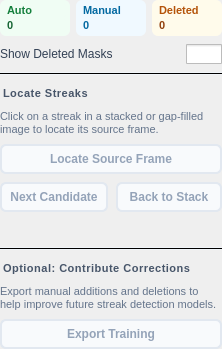
Before: the Qt Designer form src/startrails/ui/step_review_detections.ui in gkyle/startrails, drawn with Qt 5.
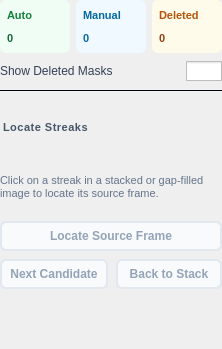
After: the same form once the commit is applied. Icons and pictures are not drawn. Custom widgets are drawn as their Qt base class.

Commit message: enable training contributions (#26)

The edit to the form file:
```diff
--- a/src/startrails/ui/step_review_detections.ui
+++ b/src/startrails/ui/step_review_detections.ui
@@ -402,84 +402,6 @@
      </property>
     </widget>
    </item>
-   <item>
-    <widget class="QFrame" name="sep1">
-     <property name="styleSheet">
-      <string notr="true">background-color: #f1f5f9;
-max-height: 1px;</string>
-     </property>
-     <property name="frameShape">
-      <enum>QFrame::Shape::HLine</enum>
-     </property>
-    </widget>
-   </item>
-   <item>
-    <widget class="QLabel" name="contributeHeading">
-     <property name="styleSheet">
-      <string notr="true">font-size: 11px;
-font-weight: 600;
-color: #475569;
-text-transform: uppercase;
-letter-spacing: 0.5px;
-margin-top: 2px;</string>
-     </property>
-     <property name="text">
-      <string>Optional: Contribute Corrections</string>
-     </property>
-    </widget>
-   </item>
-   <item>
-    <widget class="QLabel" name="contributeHint">
-     <property name="styleSheet">
-      <string notr="true">font-size: 11px;
-color: #64748b;
-line-height: 1.3;</string>
-     </property>
-     <property name="text">
-      <string>Export manual additions and deletions to help improve future streak detection models.</string>
-     </property>
-     <property name="wordWrap">
-      <bool>true</bool>
-     </property>
-    </widget>
-   </item>
-   <item>
-    <widget class="QPushButton" name="training">
-     <property name="enabled">
-      <bool>false</bool>
-     </property>
-     <property name="cursor">
-      <cursorShape>PointingHandCursor</cursorShape>
-     </property>
-     <property name="toolTip">
-      <string>Requires manually added or deleted streak masks.</string>
-     </property>
-     <property name="styleSheet">
-      <string notr="true">QPushButton#training {
-    background-color: #ffffff;
-    color: #1e293b;
-    border: 2px solid #cbd5e1;
-    border-radius: 6px;
-    padding: 6px 12px;
-    font-weight: 500;
-    font-size: 12px;
-}
-QPushButton#training:hover {
-    background-color: #f1f5f9;
-    border-color: #94a3b8;
-}
-QPushButton#training:disabled {
-    background-color: #f8fafc;
-    color: #94a3b8;
-    border-color: #e2e8f0;
-}
-QPushButton#training:focus:enabled { border-color: #0f172a; }</string>
-     </property>
-     <property name="text">
-      <string>Export Training</string>
-     </property>
-    </widget>
-   </item>
   </layout>
  </widget>
  <customwidgets>
```
The commit also changes 37 other files.
